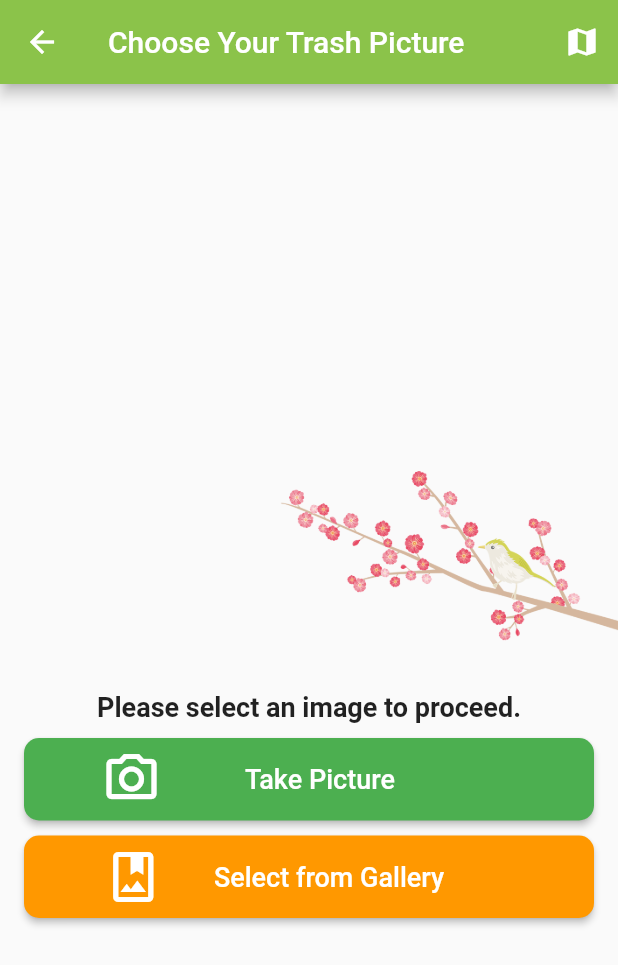
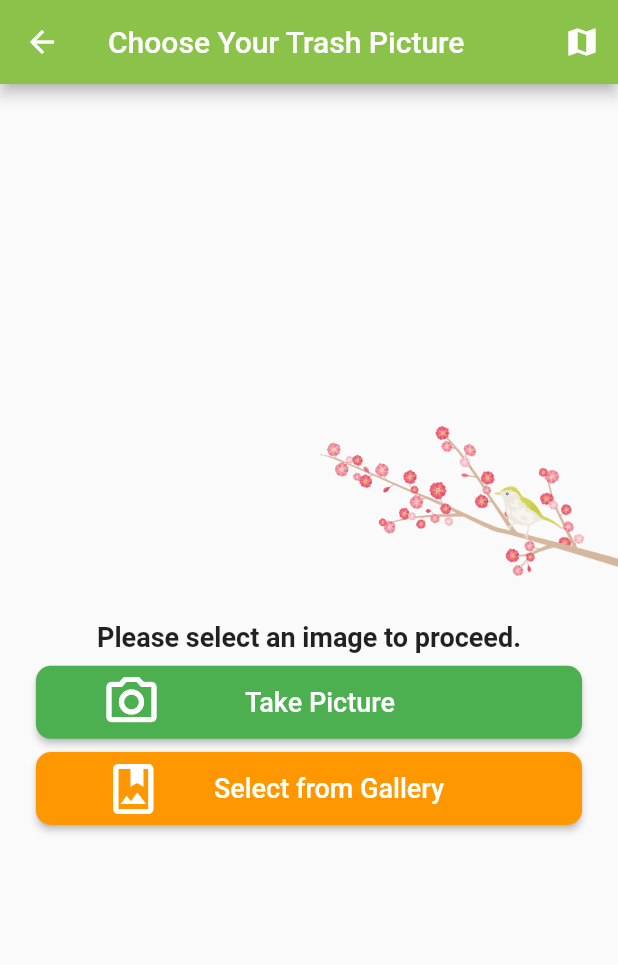
Before and after one commit to s3nmith/recycling-app, a Flutter app: the CameraScreen screen opened directly with empty values, on a phone screen of 412 x 824 dp. Shown: the top 965 px of the screen. Run offline on Flutter 3.47's test engine with Material 2 defaults, Android fonts, the phone set to English and light mode, and no system bars; our stand-ins replace firebase_auth, firebase_core, image_picker, introduction_screen, shared_preferences; missing offline and left inert: tflite; accounts and stored records are empty.

Commit message:
Fixed ratio of Sized Boxes so that they are relative to screen size

```diff
--- a/recycling_app/lib/camera/home.dart
+++ b/recycling_app/lib/camera/home.dart
@@ -89,6 +89,9 @@
   Widget build(BuildContext context) {
     //change up the camera aesthetics here
 
+    double height = MediaQuery.of(context).size.height;
+    double width = MediaQuery.of(context).size.width;
+
     return Scaffold(
         //customise the app bar here please, it jus looks very default now
         appBar: AppBar(
@@ -130,7 +133,7 @@
                                 )
                               : Column(
                                   children: [
-                                    SizedBox(height: 25),
+                                    SizedBox(height: height * 0.026824),
                                     Text(
                                       'The trash type is:',
                                       textAlign: TextAlign.center,
@@ -140,7 +143,7 @@
                                         fontWeight: FontWeight.w400,
                                       ),
                                     ),
-                                    SizedBox(height: 10),
+                                    SizedBox(height: height * 0.01073),
                                     Text(
                                       '${_output?[0]['label'] ?? ''}',
                                       textAlign: TextAlign.center,
@@ -150,7 +153,7 @@
                                         fontWeight: FontWeight.w400,
                                       ),
                                     ),
-                                    SizedBox(height: 10),
+                                    SizedBox(height: height * 0.01073),
                                     RichText(
                                       text: TextSpan(
                                         children: [
@@ -188,11 +191,11 @@
                 children: [
                   imagePicked == false
                       ? Column(children: [
-                        SizedBox(height: 230),
+                        SizedBox(height: height * 0.24678),
                           Align(
                             alignment: Alignment.topRight,
                             child: SizedBox(
-                                height: 175,
+                                height: height * 0.18777,
                                 child: Image.asset(
                                     'assets/images/decorations/ume.png')),
                           ),
@@ -203,11 +206,11 @@
                               fontWeight: FontWeight.bold,
                             ),
                           ),
-                          SizedBox(height: 10)
+                          SizedBox(height: height * 0.01073)
                         ])
                       : Column(
                           children: [
-                            SizedBox(height: 15),
+                            SizedBox(height: height * 15/932),
                             Padding(
                               padding: const EdgeInsets.only(
                                   top: 0, bottom: 5, left: 8.0, right: 8.0),
@@ -221,8 +224,8 @@
                               padding:
                                   const EdgeInsets.only(top: 10, bottom: 10.0),
                               child: SizedBox(
-                                height: 55,
-                                width: 380,
+                                height: height * 55/932,
+                                width: width * 380/430,
                                 child: ElevatedButton.icon(
                                   icon: const Icon(
                                     Icons.analytics_outlined,
@@ -255,8 +258,8 @@
                       crossAxisAlignment: CrossAxisAlignment.center,
                       children: [
                         SizedBox(
-                          height: 55,
-                          width: 380,
+                          height: height * 55/932,
+                          width: width * 380/430,
                           child: ElevatedButton.icon(
                             icon: const Icon(
                               Icons.camera_alt_outlined,
@@ -279,10 +282,10 @@
                             },
                           ),
                         ),
-                        SizedBox(height: 10),
+                        SizedBox(height: height * 10/932),
                         SizedBox(
-                          height: 55,
-                          width: 380,
+                          height: height * 55/932,
+                          width: width * 380/430,
                           child: ElevatedButton.icon(
                             icon: const Icon(
                               Icons.photo_album_outlined,
--- a/recycling_app/lib/sign-in/RegisterPage.dart
+++ b/recycling_app/lib/sign-in/RegisterPage.dart
@@ -40,6 +40,10 @@
 
   @override
   Widget build(BuildContext context) {
+
+    double height = MediaQuery.of(context).size.height;
+    double width = MediaQuery.of(context).size.width;
+
     return Consumer<AuthService>(
       builder: (context, authService, child) {
         final user = authService.currentUser();
--- a/recycling_app/lib/wards/homepage.dart
+++ b/recycling_app/lib/wards/homepage.dart
@@ -37,6 +37,10 @@
 
   @override
   Widget build(BuildContext context) {
+
+    double height = MediaQuery.of(context).size.height;
+    double width = MediaQuery.of(context).size.width;
+
     return MaterialApp(
         debugShowCheckedModeBanner: false,
         home: Builder(
@@ -181,7 +185,7 @@
                                     ),
                                   ),
                                 ),
-                                SizedBox(height: 16),
+                                SizedBox(height: height * 0.01717),
                                 //! Temporary place holder, change to user's name and email address later
                                 Text(
                                   "User",
```
Also changed, not shown: recycling_app/lib/map/map.dart (+6 -2 lines), recycling_app/lib/sign-in/login.dart (+12 -8 lines).
